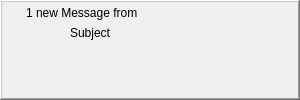
Above: retroshare-gui/src/gui/toaster/MessageToaster.ui from RetroShare/RetroShare before the change. Below: the same form after it.
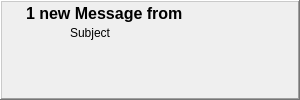
That is the form after the change. Icons and pictures are not drawn.

Patch:
```diff
--- a/retroshare-gui/src/gui/toaster/MessageToaster.ui
+++ b/retroshare-gui/src/gui/toaster/MessageToaster.ui
@@ -22,30 +22,48 @@
     <height>100</height>
    </size>
   </property>
-  <layout class="QHBoxLayout">
+  <layout class="QHBoxLayout" name="MessageToaster_HL">
    <property name="spacing">
     <number>0</number>
    </property>
-   <property name="margin">
+   <property name="leftMargin">
+    <number>0</number>
+   </property>
+   <property name="topMargin">
+    <number>0</number>
+   </property>
+   <property name="rightMargin">
+    <number>0</number>
+   </property>
+   <property name="bottomMargin">
     <number>0</number>
    </property>
    <item>
-    <widget class="QFrame" name="windowFrame">
+    <widget class="QFrame" name="toasterFrame">
      <property name="frameShape">
       <enum>QFrame::WinPanel</enum>
      </property>
      <property name="frameShadow">
       <enum>QFrame::Raised</enum>
      </property>
-     <layout class="QGridLayout">
-      <property name="margin">
+     <layout class="QGridLayout" name="toasterFrame_GL">
+      <property name="leftMargin">
+       <number>2</number>
+      </property>
+      <property name="topMargin">
+       <number>2</number>
+      </property>
+      <property name="rightMargin">
+       <number>2</number>
+      </property>
+      <property name="bottomMargin">
        <number>2</number>
       </property>
       <property name="spacing">
        <number>2</number>
       </property>
       <item row="0" column="0">
-       <layout class="QHBoxLayout">
+       <layout class="QHBoxLayout" name="toaster_HL">
         <property name="spacing">
          <number>6</number>
         </property>
@@ -79,13 +97,20 @@
         </item>
         <item>
          <widget class="QLabel" name="toasterLabel">
+          <property name="font">
+           <font>
+            <pointsize>12</pointsize>
+            <weight>75</weight>
+            <bold>true</bold>
+           </font>
+          </property>
           <property name="text">
            <string notr="true">1 new Message from</string>
           </property>
          </widget>
         </item>
         <item>
-         <spacer>
+         <spacer name="toaster_HSpacer">
           <property name="orientation">
            <enum>Qt::Horizontal</enum>
           </property>
@@ -123,7 +148,7 @@
        </layout>
       </item>
       <item row="1" column="0">
-       <layout class="QGridLayout">
+       <layout class="QGridLayout" name="buttons_GL">
         <property name="spacing">
          <number>2</number>
         </property>
```
